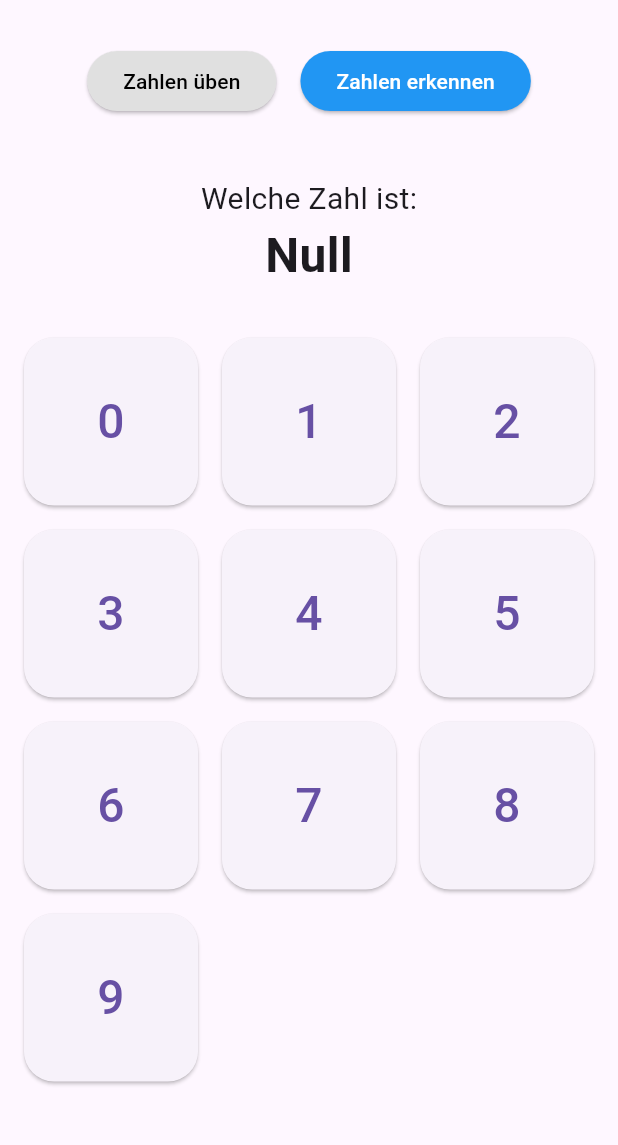
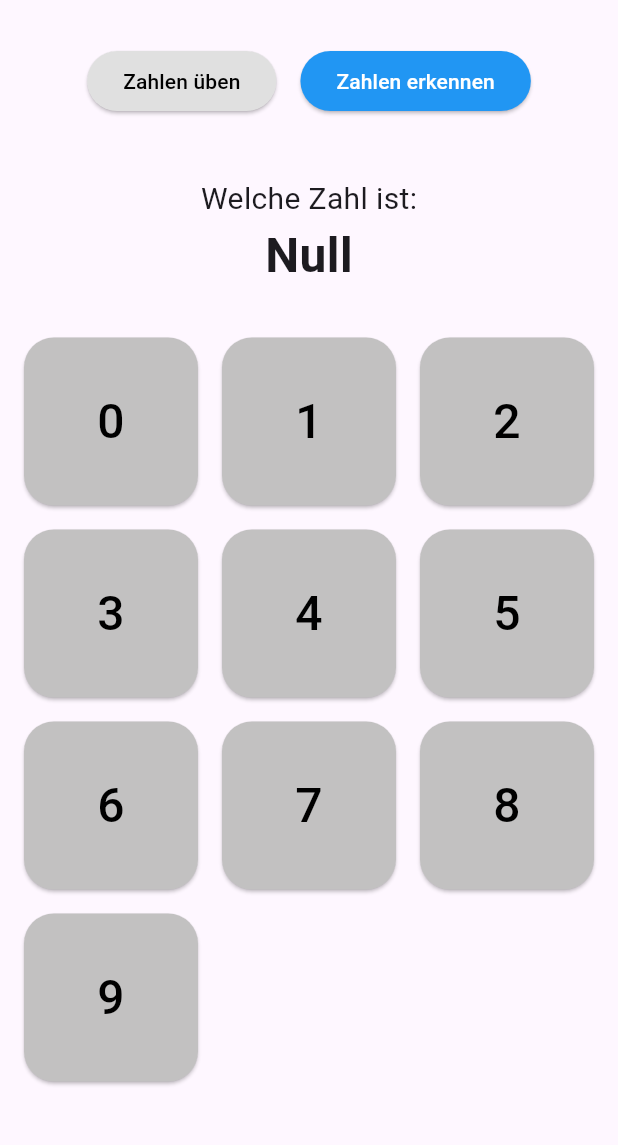
Before and after one commit to stefanmallaun/LernHeld, a Flutter app: the NumberTrainingScreen screen opened by its route, after a tap on "Zahlen erkennen", on a phone screen of 412 x 824 dp, the part 63-1208 px from its top. Run offline on Flutter 3.47's test engine with Material 3 defaults, Android fonts, the light colour scheme and no system bars; our stand-ins replace flutter_tts.

Commit message:
numbers tts & color

```diff
--- a/lernheld/lib/screens/number_training/modes/number_test_mode.dart
+++ b/lernheld/lib/screens/number_training/modes/number_test_mode.dart
@@ -1,7 +1,7 @@
 import 'package:flutter/material.dart';
 import '../../../services/tts_service.dart';
 
-class NumberTestMode extends StatelessWidget {
+class NumberTestMode extends StatefulWidget {
   final List<int> numbers;
   final int targetNumber;
   final Function(int) onSelect;
@@ -18,6 +18,45 @@ class NumberTestMode extends StatelessWidget {
   });
 
   @override
+  State<NumberTestMode> createState() => _NumberTestModeState();
+}
+
+class _NumberTestModeState extends State<NumberTestMode> {
+  // Eine Liste, um die Farben der einzelnen Buttons zu verfolgen
+  List<Color> _buttonColors = [];
+
+  @override
+  void initState() {
+    super.initState();
+    // Initialisieren der Farben der Buttons (freundliche Farbe für alle)
+    _buttonColors = List.generate(widget.numbers.length, (index) => const Color.fromARGB(255, 194, 193, 193));
+  }
+
+  void _handleAnswer(int selected) {
+    final selectedIndex = widget.numbers.indexOf(selected);
+
+    setState(() {
+      // Wenn die Antwort richtig ist, setze die Farbe auf grün, ansonsten rot
+      if (selected == widget.targetNumber) {
+        _buttonColors[selectedIndex] = Colors.green; // Richtige Antwort
+      } else {
+        _buttonColors[selectedIndex] = Colors.red; // Falsche Antwort
+      }
+    });
+
+    // Call the parent function to handle the logic
+    widget.onSelect(selected);
+
+    // Setze die Farben nach 1 Sekunde zurück
+    Future.delayed(const Duration(seconds: 1), () {
+      setState(() {
+        // Setze alle Farben auf die freundliche Farbe zurück
+        _buttonColors = List.generate(widget.numbers.length, (index) => Color.fromARGB(255, 194, 193, 193));
+      });
+    });
+  }
+
+  @override
   Widget build(BuildContext context) {
     return LayoutBuilder(
       builder: (context, constraints) {
@@ -25,7 +64,7 @@ class NumberTestMode extends StatelessWidget {
         final spacing = 16.0;
         final totalSpacing = (crossAxisCount - 1) * spacing + 32;
         final itemWidth = (constraints.maxWidth - totalSpacing) / crossAxisCount;
-        final rows = (numbers.length / crossAxisCount).ceil();
+        final rows = (widget.numbers.length / crossAxisCount).ceil();
         final totalHeight = constraints.maxHeight - 160; // Platz für Frage oben
         final itemHeight = (totalHeight - (rows - 1) * spacing - 32) / rows;
         final aspectRatio = itemWidth / itemHeight;
@@ -34,7 +73,7 @@ class NumberTestMode extends StatelessWidget {
           children: [
             const SizedBox(height: 24),
             GestureDetector(
-              onTap: () => tts.speak("Welche Zahl ist ${numberToWord(targetNumber)}?"),
+              onTap: () => widget.tts.speak("Welche Zahl ist ${widget.numberToWord(widget.targetNumber)}?"),
               child: Column(
                 children: [
                   const Text(
@@ -42,7 +81,7 @@ class NumberTestMode extends StatelessWidget {
                     style: TextStyle(fontSize: 20),
                   ),
                   Text(
-                    numberToWord(targetNumber),
+                    widget.numberToWord(widget.targetNumber),
                     style: const TextStyle(
                       fontSize: 32,
                       fontWeight: FontWeight.bold,
@@ -61,20 +100,22 @@ class NumberTestMode extends StatelessWidget {
                   mainAxisSpacing: spacing,
                   childAspectRatio: aspectRatio,
                 ),
-                itemCount: numbers.length,
+                itemCount: widget.numbers.length,
                 itemBuilder: (context, index) {
-                  final number = numbers[index];
+                  final number = widget.numbers[index];
                   return ElevatedButton(
-                    onPressed: () => onSelect(number),
+                    onPressed: () => _handleAnswer(number),
                     style: ElevatedButton.styleFrom(
                       padding: const EdgeInsets.all(8),
                       shape: RoundedRectangleBorder(
                         borderRadius: BorderRadius.circular(20),
                       ),
+                      backgroundColor: _buttonColors[index], // Setze die Farbe für die ausgewählte Zahl
                     ),
                     child: Text(
                       '$number',
-                      style: const TextStyle(fontSize: 32),
+                      style: const TextStyle(fontSize: 32, color: Colors.black),
+
                     ),
                   );
                 },
```
Also changed, not shown: lernheld/lib/screens/color_training/color_training_screen.dart (+22 -7 lines), lernheld/lib/screens/number_training/number_training_screen.dart (+21 -12 lines).
